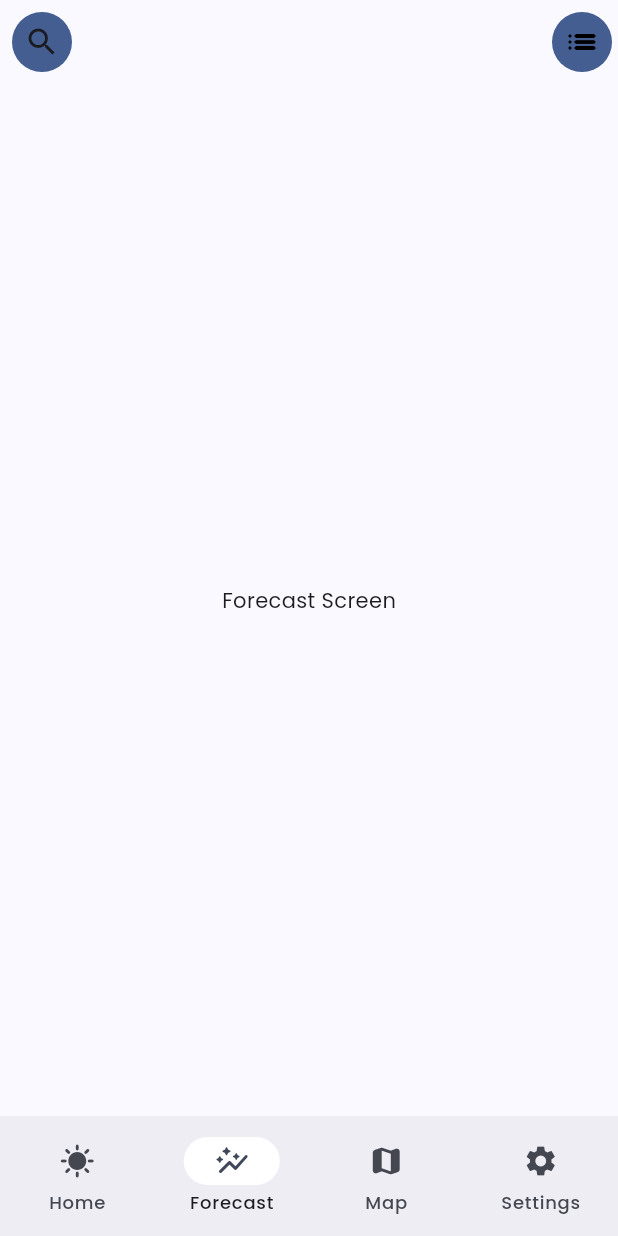
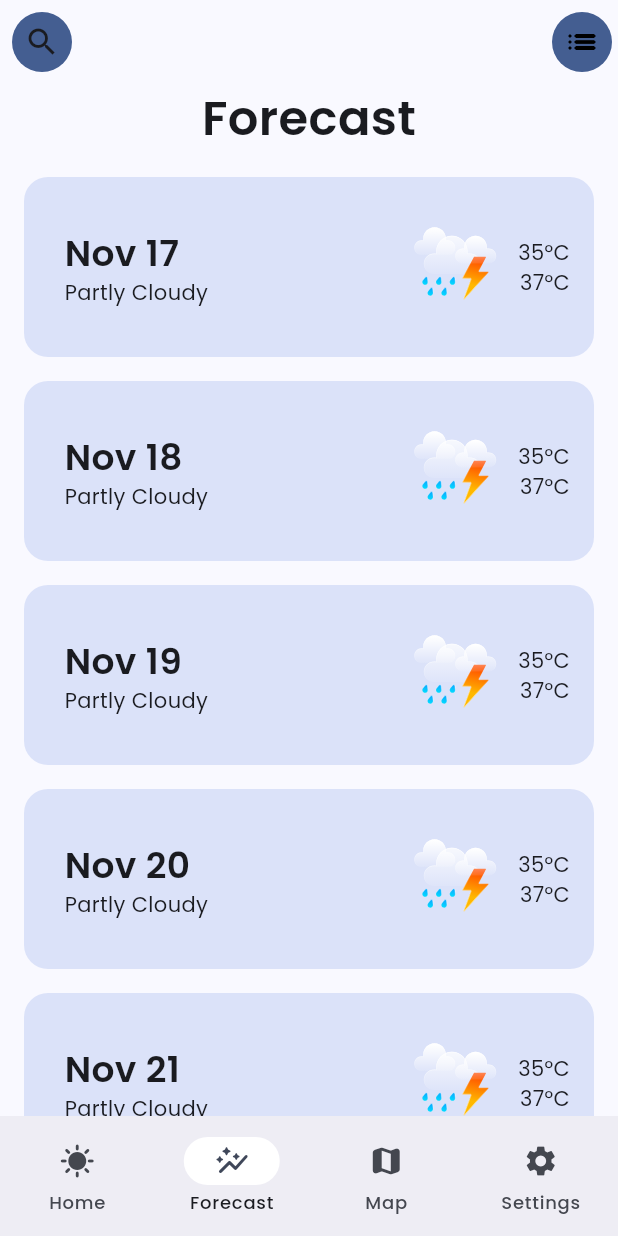
Before and after one commit to GDGCVITBHOPAL/Weathered, a Flutter app: the screen it shows after launch, item 2 of the bottom bar chosen, on a phone screen of 412 x 824 dp. Run offline on Flutter 3.47's test engine with Material 3 defaults, Android fonts, the light colour scheme and no system bars; drawn by our look-alikes of dynamic_color; our stand-ins replace flutter_riverpod, flutter_svg, gap.

Commit message:
Forecast Screen UI ✔

```diff
--- a/lib/common/container.dart
+++ b/lib/common/container.dart
@@ -1,7 +1,15 @@
 import 'package:flutter/material.dart';
 
 class MatContainer {
-  static Container primary({required BuildContext context,required Widget child, double? height, double? width, double topPad = 24, double bottomPad = 32}) {
+  static Container primary({
+    required BuildContext context,
+    required Widget child,
+    double? height,
+    double? width,
+    double topPad = 16,
+    double bottomPad = 16,
+    double leftright = 0,
+  }) {
     return Container(
       decoration: BoxDecoration(
         borderRadius: BorderRadius.circular(16),
@@ -9,8 +17,8 @@ class MatContainer {
       ),
       height: height,
       width: width,
-      padding: EdgeInsets.fromLTRB(0, topPad, 0, bottomPad),
-      margin: const EdgeInsets.fromLTRB(0,8,0,8),
+      padding: EdgeInsets.fromLTRB(leftright, topPad, leftright, bottomPad),
+      margin: const EdgeInsets.fromLTRB(0, 8, 0, 8),
       child: child,
     );
   }
--- a/lib/constants/style.dart
+++ b/lib/constants/style.dart
@@ -4,7 +4,17 @@ class AppStyle {
   static TextTheme get _textTheme => ThemeData().textTheme;
   static TextTheme textTheme = _textTheme.copyWith(
     titleLarge: const TextStyle(
+      fontSize: 32,
+      fontFamily: 'Poppins',
+      fontWeight: FontWeight.bold,
+    ),
+    titleMedium: const TextStyle(
       fontSize: 28,
+      fontFamily: 'Poppins',
+      fontWeight: FontWeight.bold,
+    ),
+    titleSmall: const TextStyle(
+      fontSize: 24,
       fontFamily: 'Poppins',
       fontWeight: FontWeight.bold,
     ),
--- a/lib/features/dashboard/dashboard.dart
+++ b/lib/features/dashboard/dashboard.dart
@@ -1,6 +1,4 @@
-import 'package:flutter/cupertino.dart';
 import 'package:flutter/material.dart';
-import 'package:flutter/widgets.dart';
 import 'package:flutter_svg/flutter_svg.dart';
 import 'package:gap/gap.dart';
 import 'package:weathered/common/common.dart';
@@ -61,6 +59,8 @@ class Dashboard extends StatelessWidget {
             children: [
               MatContainer.primary(
                 context: context,
+                topPad: 24,
+                bottomPad: 32,
                 child: Column(
                   // mainAxisAlignment: MainAxisAlignment.spaceEvenly,
                   crossAxisAlignment: CrossAxisAlignment.center,
@@ -97,8 +97,6 @@ class Dashboard extends StatelessWidget {
               MatContainer.primary(
                 context: context,
                 height: 150,
-                topPad: 16,
-                bottomPad: 16,
                 child: Row(
                   mainAxisAlignment: MainAxisAlignment.spaceEvenly,
                   children: [
--- a/lib/features/forecast/forecast_screen.dart
+++ b/lib/features/forecast/forecast_screen.dart
@@ -1,14 +1,88 @@
 import 'package:flutter/material.dart';
+import 'package:flutter_svg/flutter_svg.dart';
+import 'package:gap/gap.dart';
+import 'package:weathered/common/common.dart';
+import 'package:weathered/constants/style.dart';
 
 class ForecastScreen extends StatelessWidget {
   const ForecastScreen({super.key});
 
   @override
   Widget build(BuildContext context) {
-    return const Scaffold(
-      body: Center(
-        child: Text("Forecast Screen"),
+    return Scaffold(
+      body: Column(
+        children: [
+          Center(
+            child: Text(
+              'Forecast',
+              style: AppStyle.textTheme.titleLarge,
+            ),
+          ),
+          const Gap(8),
+          Expanded(
+            child: Padding(
+              padding: const EdgeInsets.symmetric(horizontal: 16),
+              child: ListView.builder(
+                itemCount: 7,
+                itemBuilder: (context, index) {
+                  return MatContainer.primary(
+                      context: context,
+                      child: Padding(
+                        padding: const EdgeInsets.fromLTRB(12, 12, 16, 12),
+                        child: Row(
+                          mainAxisAlignment: MainAxisAlignment.spaceBetween,
+                          children: [
+                            Padding(
+                              padding: const EdgeInsets.fromLTRB(15, 0, 0, 0),
+                              child: Column(
+                                crossAxisAlignment: CrossAxisAlignment.start,
+                                children: [
+                                  Text(
+                                    forecastData[index][0],
+                                    style: AppStyle.textTheme.titleSmall,
+                                  ),
+                                  Text(forecastData[index][1]),
+                                ],
+                              ),
+                            ),
+                            Row(
+                              children: [
+                                // Replace this with a svg definer based on what data is supplied by the api
+                                SvgPicture.asset(
+                                  "assets/icons/weather/heavyrain_thunder.svg",
+                                  height: 64,
+                                ),
+                                const Gap(10),
+                                Column(
+                                  crossAxisAlignment: CrossAxisAlignment.end,
+                                  children: [
+                                    Text(forecastData[index][2]),
+                                    Text(forecastData[index][3]),
+                                  ],
+                                ),
+                              ],
+                            ),
+                          ],
+                        ),
+                      ));
+                },
+              ),
+            ),
+          ),
+        ],
       ),
     );
   }
 }
+
+// Demo Data
+// TODO: Replace Fake Data with API Data
+List<List<String>> forecastData = [
+  ["Nov 17", "Partly Cloudy", "35°C", "37°C"],
+  ["Nov 18", "Partly Cloudy", "35°C", "37°C"],
+  ["Nov 19", "Partly Cloudy", "35°C", "37°C"],
+  ["Nov 20", "Partly Cloudy", "35°C", "37°C"],
+  ["Nov 21", "Partly Cloudy", "35°C", "37°C"],
+  ["Nov 22", "Partly Cloudy", "35°C", "37°C"],
+  ["Nov 23", "Partly Cloudy", "35°C", "37°C"],
+];
--- a/lib/features/settings/settings_screen.dart
+++ b/lib/features/settings/settings_screen.dart
@@ -19,7 +19,7 @@ class SettingsScreen extends StatelessWidget {
             style: AppStyle.textTheme.titleLarge,
           ),
         ),
-        Gap(10),
+        Gap(8),
 
         //For Dark Mode
         // The Slider is left
```
